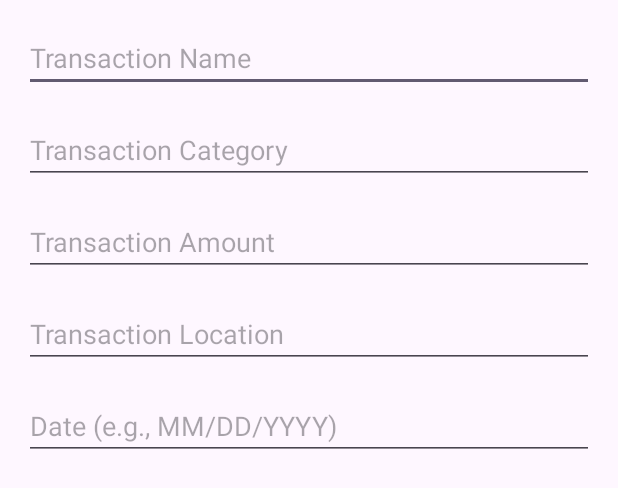
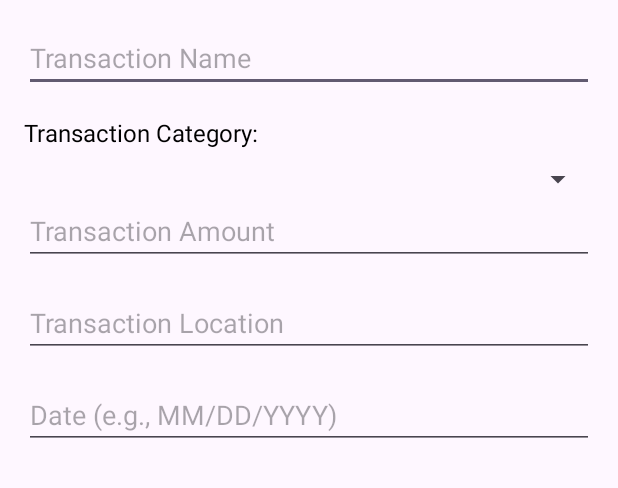
Before and after one commit to sidmttl/NestBudget, an Android app: the layout dialog_add_transaction.xml on its own in the app's theme, with its tools: preview values and no code run, on a phone screen of 412 x 824 dp. Shown: the top 488 px of the screen. Run offline under Robolectric (Android 15) with nearby library versions, the phone set to English and light mode, and no system bars.

Commit message:
changing categories to be a drop down instead of user input any category

```diff
--- a/app/src/main/res/layout/dialog_add_transaction.xml
+++ b/app/src/main/res/layout/dialog_add_transaction.xml
@@ -13,13 +13,21 @@
         android:inputType="text"
         android:layout_marginBottom="16dp" />
 
-    <EditText
-        android:id="@+id/etTransactionCategory"
+    <TextView
+        android:id="@+id/tvChooseCategory"
         android:layout_width="match_parent"
         android:layout_height="wrap_content"
-        android:hint="Transaction Category"
-        android:inputType="text"
-        android:layout_marginBottom="16dp" />
+        android:text="Transaction Category:"
+        android:textSize="16sp"
+        android:layout_marginBottom="8dp"
+        android:textColor="@android:color/black" />
+
+    <Spinner
+        android:id="@+id/SpinTransactionCategory"
+        android:layout_width="match_parent"
+        android:layout_height="wrap_content"
+        android:entries="@array/transaction_categories"
+        android:spinnerMode="dropdown" />
 
     <EditText
         android:id="@+id/etTransactionAmount"
```
